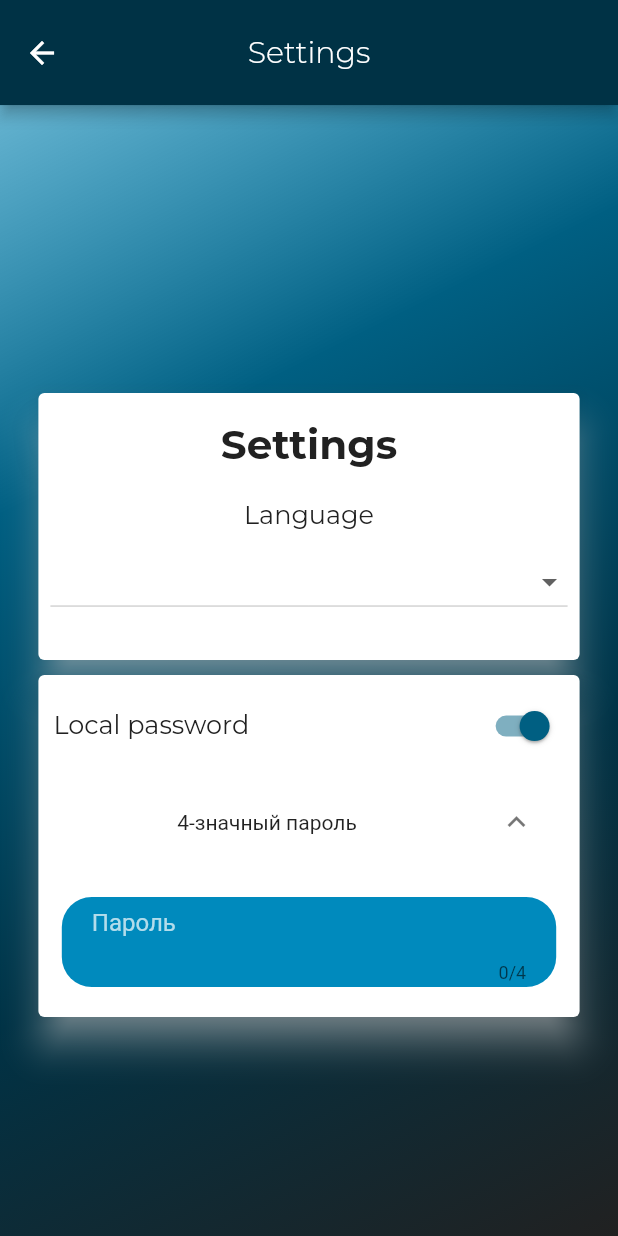
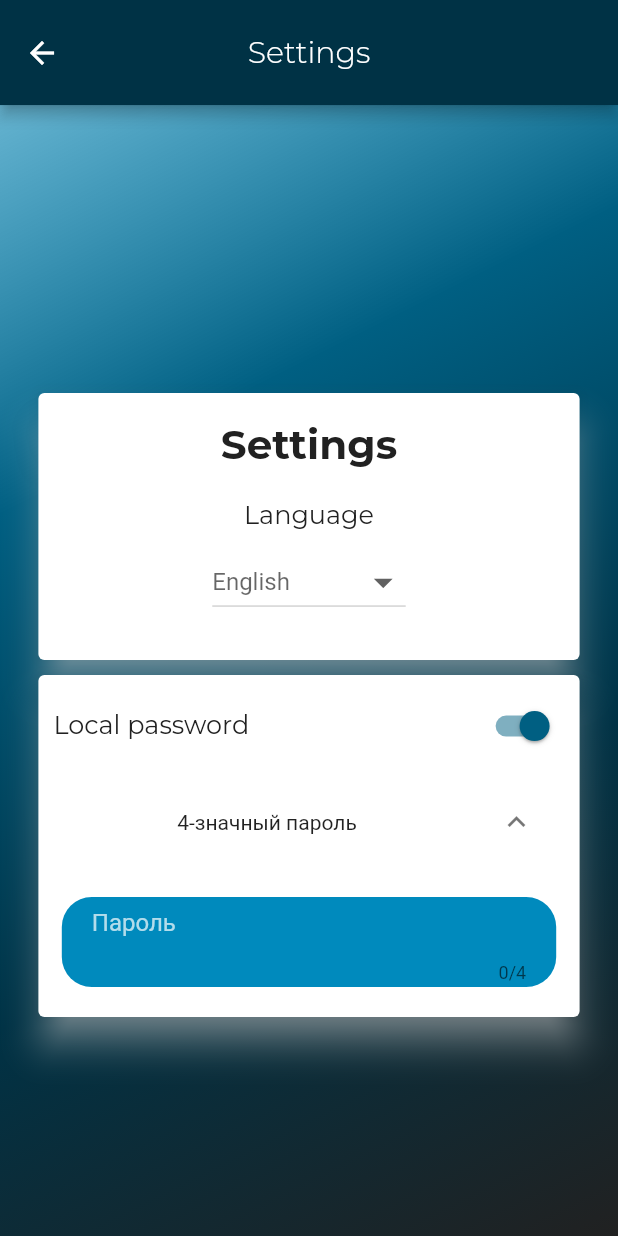
Before and after one commit to pbd14/Footy-Business, a Flutter app: the SettingsScreen screen opened directly, on a phone screen of 412 x 824 dp. Run offline on Flutter 3.47's test engine with Material 2 defaults, Android fonts, the phone set to English and light mode, and no system bars; drawn by our look-alikes of overlay_support; our stand-ins replace cached_network_image, carousel_slider, cloud_firestore, date_format, firebase_auth, firebase_core and 13 more; missing offline and left inert: encrypt, flutter_screen_lock; accounts and stored records are empty.

Commit message:
Fixed bugs

```diff
--- a/lib/Screens/ProfileScreen/components/settings.dart
+++ b/lib/Screens/ProfileScreen/components/settings.dart
@@ -2,7 +2,10 @@ import 'dart:async';
 import 'package:flutter/material.dart';
 import 'package:flutter/services.dart';
 import 'package:flutter_screen_lock/functions.dart';
+import 'package:footy_business/Models/LanguageData.dart';
 import 'package:footy_business/Models/PushNotificationMessage.dart';
+import 'package:footy_business/Services/languages/languages.dart';
+import 'package:footy_business/Services/languages/locale_constant.dart';
 import 'package:footy_business/widgets/rounded_text_input.dart';
 import 'package:google_fonts/google_fonts.dart';
 import 'package:overlay_support/overlay_support.dart';
@@ -163,62 +166,37 @@ class _SettingsScreenState extends State<SettingsScreen> {
                                         SizedBox(
                                           height: 10,
                                         ),
-                                        DropdownButton<String>(
-                                          isExpanded: true,
-                                          hint: Text(
-                                            lang != null ? lang : 'Language',
-                                            textScaleFactor: 1,
-                                            style: GoogleFonts.montserrat(
-                                              textStyle: TextStyle(
-                                                color: darkPrimaryColor,
-                                                fontWeight: FontWeight.bold,
+                                        DropdownButton<LanguageData>(
+                                        iconSize: 30,
+                                        hint: Text(Languages.of(context)
+                                            .labelSelectLanguage),
+                                        onChanged: (LanguageData language) {
+                                          changeLanguage(
+                                              context, language.languageCode);
+                                        },
+                                        items: LanguageData.languageList()
+                                            .map<
+                                                DropdownMenuItem<LanguageData>>(
+                                              (e) => DropdownMenuItem<
+                                                  LanguageData>(
+                                                value: e,
+                                                child: Row(
+                                                  mainAxisAlignment:
+                                                      MainAxisAlignment
+                                                          .spaceAround,
+                                                  children: <Widget>[
+                                                    Text(
+                                                      e.flag,
+                                                      style: TextStyle(
+                                                          fontSize: 30),
+                                                    ),
+                                                    Text(e.name)
+                                                  ],
+                                                ),
                                               ),
-                                            ),
-                                          ),
-                                          items: [
-                                            new DropdownMenuItem<String>(
-                                              value: 'UZ',
-                                              child: new Text(
-                                                'Uzbek',
-                                                textScaleFactor: 1,
-                                              ),
-                                            ),
-                                            new DropdownMenuItem<String>(
-                                              value: 'RU',
-                                              child: new Text(
-                                                'Russian',
-                                                textScaleFactor: 1,
-                                              ),
-                                            ),
-                                            new DropdownMenuItem<String>(
-                                              value: 'EN',
-                                              child: new Text(
-                                                'English',
-                                                textScaleFactor: 1,
-                                              ),
-                                            ),
-                                          ],
-                                          onChanged: (value) {
-                                            setState(() {
-                                              lang = value;
-                                            });
-                                            prefs.setString('lang', value);
-                                            PushNotificationMessage
-                                                notification =
-                                                PushNotificationMessage(
-                                              title: 'Saved',
-                                              body: 'Language is saved',
-                                            );
-                                            showSimpleNotification(
-                                              Container(
-                                                  child:
-                                                      Text(notification.body)),
-                                              position:
-                                                  NotificationPosition.top,
-                                              background: footyColor,
-                                            );
-                                          },
-                                        ),
+                                            )
+                                            .toList(),
+                                      ),
                                         SizedBox(
                                           height: 20,
                                         ),
--- a/pubspec.yaml
+++ b/pubspec.yaml
@@ -49,7 +49,7 @@ dependencies:
   firebase_remote_config: ^0.10.0+5
   native_updater: ^0.1.0
   package_info: ^2.0.2
-
+  location: ^4.1.1
 
 
   # The following adds the Cupertino Icons font to your application.
```
Also changed, not shown: lib/Screens/HistoryScreen/components/1.dart (+8 -0 lines), lib/Screens/LoginScreen/login_screen1.dart (+0 -27 lines), lib/Screens/ManagementScreen/management_screen.dart (+47 -1 lines), lib/Screens/PlacesScreens/add_place_screen2.dart (+26 -0 lines), pubspec.lock.
